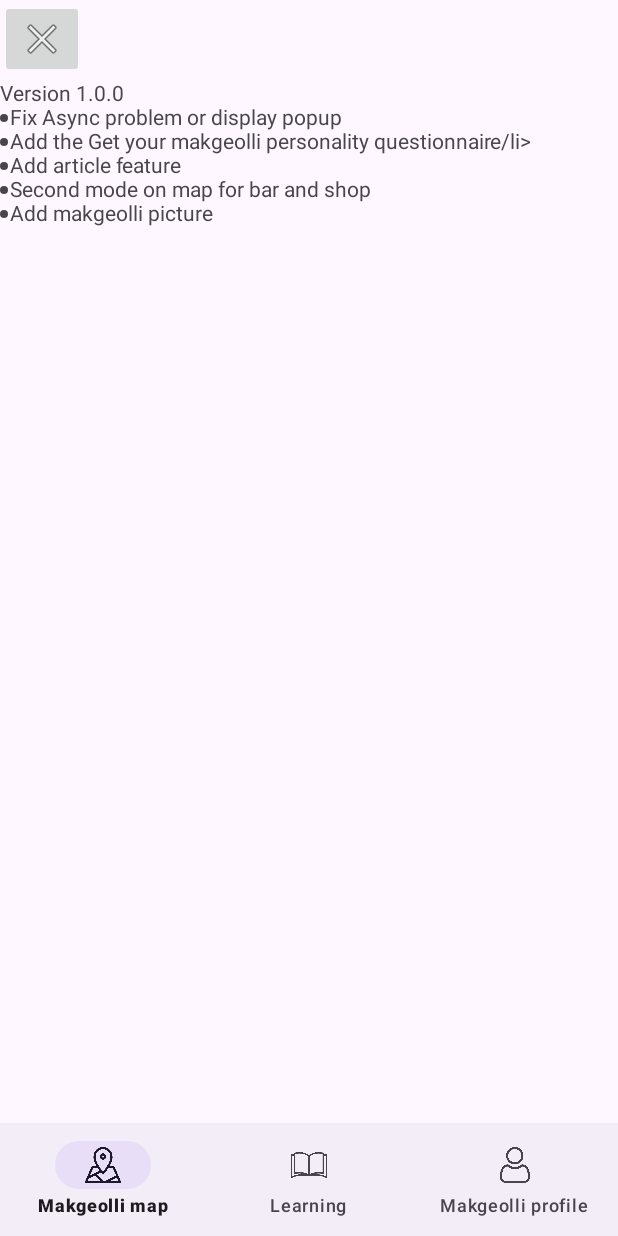
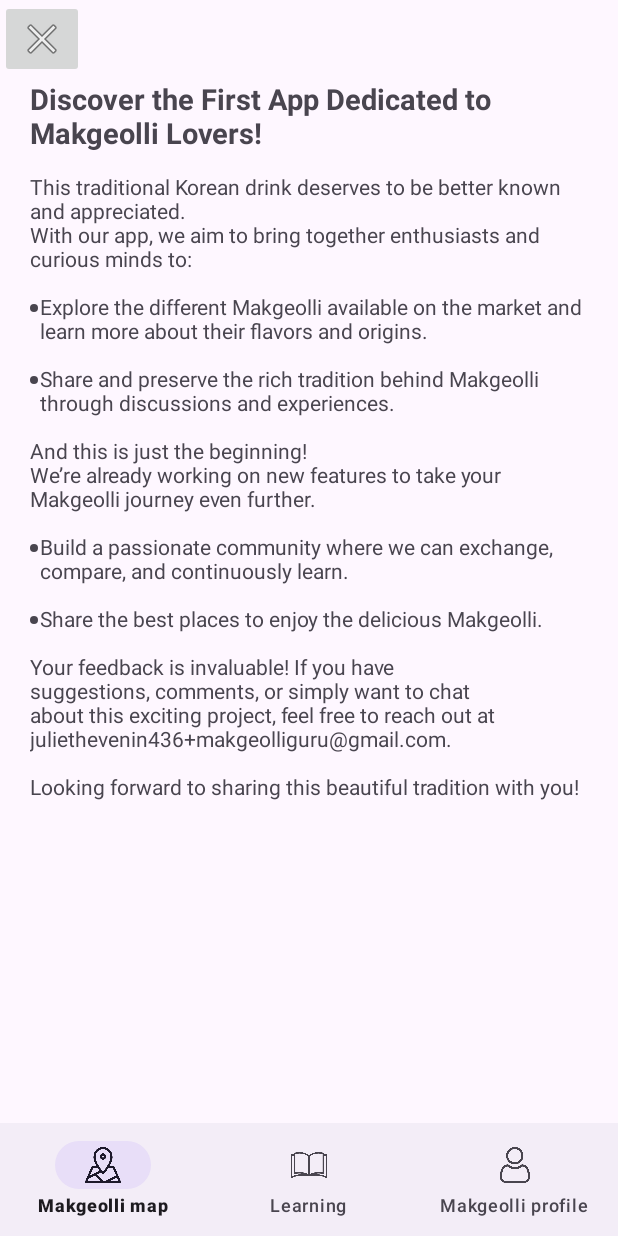
Before and after one commit to Jujulis18/MakgeolliGuruApp, an Android app: the fragment InfoFragment placed in its activity, on a phone screen of 412 x 824 dp. Run offline under Robolectric (Android 15) with nearby library versions, the phone set to English and light mode, and no system bars; network calls fail; pictures from the network do not load.

Commit message:
fix issues

```diff
--- a/MakgeolliGuru/app/src/main/java/com/example/makgeolliguru/InfoFragment.java
+++ b/MakgeolliGuru/app/src/main/java/com/example/makgeolliguru/InfoFragment.java
@@ -27,7 +27,38 @@ public class InfoFragment extends Fragment {
 
         TextView myTextView = view.findViewById(R.id.infoText);
 
-        String info = "Version 1.0.0 <ul><li>Fix Async problem or display popup</li><li>Add the Get your makgeolli personality questionnaire/li><li>Add article feature</li><li>Second mode on map for bar and shop</li><li>Add makgeolli picture</li></ul>";
+        String info;
+        if (getResources().getConfiguration().locale.getLanguage().equals("ko")) {
+            info = "<h2>막걸리를 사랑하는 사람들을 위한 첫 번째 앱을 만나보세요!</h2><br>"
+                    + "<p>이 전통적인 한국 술은 더 많은 사람들에게 알려지고 사랑받을 가치가 있습니다.</p>"
+                    + "<p>우리 앱을 통해 막걸리에 관심 있는 분들과 애호가들을 한자리에 모으고자 합니다:</p><br>"
+                    + "<ul>"
+                    + "<li>시장에 나와 있는 다양한 막걸리를 탐색하고, 그 맛과 유래에 대해 더 깊이 알아보세요.</li><br>"
+                    + "<li>막걸리에 담긴 풍부한 전통을 이야기와 경험을 통해 공유하고 보존하세요.</li><br>"
+                    + "</ul>"
+                    + "<p>그리고, 이것은 시작에 불과합니다!</p>"
+                    + "<p>여러분의 막걸리 여정을 더욱 즐겁게 해줄 새로운 기능들을 개발 중입니다.</p><br>"
+                    + "<li>함께 소통하고 배우며 성장할 수 있는 열정적인 커뮤니티를 만들어 갑니다.</li><br>"
+                    + "<li>맛있는 막걸리를 즐길 수 있는 최고의 장소를 함께 공유하세요.</li><br>"
+                    + "<p>여러분의 피드백은 소중합니다! 제안이나 의견이 있거나, 이 흥미로운 프로젝트에 대해 이야기 나누고 싶다면 "
+                    + "juliethevenin436+makgeolliguru@gmail.com</a>으로 언제든지 연락 주세요.</p><br>"
+                    + "<p>이 아름다운 전통을 함께 나누길 기대합니다!</p>";
+
+        }
+        else{
+            info = "<h2>Discover the First App Dedicated to Makgeolli Lovers!</h2><br>" +
+                    "<p>This traditional Korean drink deserves to be better known and appreciated. </p>" +
+                    "<p> With our app, we aim to bring together enthusiasts and curious minds to:</p><br>" +
+                    "<ul><li>Explore the different Makgeolli available on the market and learn more about their flavors and origins.</li><br>" +
+                    "<li>Share and preserve the rich tradition behind Makgeolli through discussions and experiences.</li><br></ul>" +
+                    "<p>And this is just the beginning!</p>" +
+                    "<p>We’re already working on new features to take your Makgeolli journey even further.</p><br>" +
+                    "<li>Build a passionate community where we can exchange, compare, and continuously learn.</li><br>" +
+                    "<li>Share the best places to enjoy the delicious Makgeolli.</li><br>" +
+                    "<p>Your feedback is invaluable! If you have suggestions, comments, or simply want to chat about this exciting project, feel free to reach out at juliethevenin436+makgeolliguru@gmail.com</a>.</p><br>" +
+                    "<p>Looking forward to sharing this beautiful tradition with you!</p>";
+        }
+
 
         myTextView.setText(Html.fromHtml(info, Html.FROM_HTML_MODE_COMPACT));
 
--- a/MakgeolliGuru/app/src/main/java/com/example/makgeolliguru/profile/MakgeolliInfoFragment.kt
+++ b/MakgeolliGuru/app/src/main/java/com/example/makgeolliguru/profile/MakgeolliInfoFragment.kt
@@ -25,6 +25,9 @@ class MakgeolliInfoFragment(private var item: Array<String>?) : Fragment() {
         // Inflate the layout for this fragment
         val view = inflater.inflate(R.layout.fragment_makgeolli_info, container, false)
 
+        val tagsView = view.findViewById<TextView>(R.id.tagsView)
+        //tagsview empty
+        tagsView.text = ""
 
         Log.e("item", " MakgeolliInfoFragment:"+item.toString());
         val mak = item
--- a/MakgeolliGuru/app/src/main/res/layout/fragment_article.xml
+++ b/MakgeolliGuru/app/src/main/res/layout/fragment_article.xml
@@ -26,6 +26,7 @@
             />
 
         <TextView
+            android:id="@+id/tagsView"
             android:layout_width="wrap_content"
             android:layout_height="wrap_content"
             android:text="tags"
@@ -34,6 +35,7 @@
             android:layout_gravity="bottom" />
 
         <TextView
+            android:id="@+id/dateView"
             android:layout_width="wrap_content"
             android:layout_height="wrap_content"
             android:text="Date"
--- a/MakgeolliGuru/app/src/main/res/layout/fragment_info.xml
+++ b/MakgeolliGuru/app/src/main/res/layout/fragment_info.xml
@@ -24,6 +24,8 @@
             android:layout_width="match_parent"
             android:layout_height="wrap_content"
             android:text="TextView"
+            android:layout_marginStart="20dp"
+            android:layout_marginEnd="20dp"
             />
 
     </LinearLayout>
--- a/MakgeolliGuru/app/src/main/res/layout/fragment_makgeolli_info.xml
+++ b/MakgeolliGuru/app/src/main/res/layout/fragment_makgeolli_info.xml
@@ -24,6 +24,7 @@
 
 
         <TextView
+            android:id="@+id/tagsView"
             android:layout_width="wrap_content"
             android:layout_height="wrap_content"
             android:text="tags"
@@ -92,7 +93,6 @@
                 <LinearLayout
                     android:layout_width="match_parent"
                     android:layout_height="wrap_content"
-                    android:background="@color/surface"
                     android:orientation="horizontal">
 
                     <TextView
@@ -117,7 +117,6 @@
                 <LinearLayout
                     android:layout_width="match_parent"
                     android:layout_height="wrap_content"
-                    android:background="@color/surface"
                     android:orientation="horizontal">
                     <TextView
                         android:id="@+id/acidity"
@@ -141,7 +140,6 @@
                 <LinearLayout
                     android:layout_width="match_parent"
                     android:layout_height="wrap_content"
-                    android:background="@color/surface"
                     android:orientation="horizontal">
 
                     <TextView
@@ -166,7 +164,6 @@
                 <LinearLayout
                     android:layout_width="match_parent"
                     android:layout_height="wrap_content"
-                    android:background="@color/surface"
                     android:orientation="horizontal">
                     <TextView
                         android:id="@+id/sparkling"
--- a/MakgeolliGuru/build.gradle
+++ b/MakgeolliGuru/build.gradle
@@ -1,7 +1,7 @@
 // Top-level build file where you can add configuration options common to all sub-projects/modules.
 plugins {
-    id 'com.android.application' version '8.8.0' apply false
-    id 'com.android.library' version '8.8.0' apply false
+    id 'com.android.application' version '8.9.0' apply false
+    id 'com.android.library' version '8.9.0' apply false
     id 'com.google.android.libraries.mapsplatform.secrets-gradle-plugin' version '2.0.1' apply false
     id 'org.jetbrains.kotlin.android' version '2.1.0' apply false
     id 'com.google.gms.google-services' version '4.4.2' apply false
```
Also changed, not shown: MakgeolliGuru/app/src/main/java/com/example/makgeolliguru/articles/ArticleFragment.kt (+7 -0 lines), MakgeolliGuru/app/src/main/java/com/example/makgeolliguru/map/MapManager.java (+5 -5 lines), MakgeolliGuru/app/src/main/res/layout/fragment_favorite.xml (+14 -7 lines), MakgeolliGuru/gradle/wrapper/gradle-wrapper.properties.
